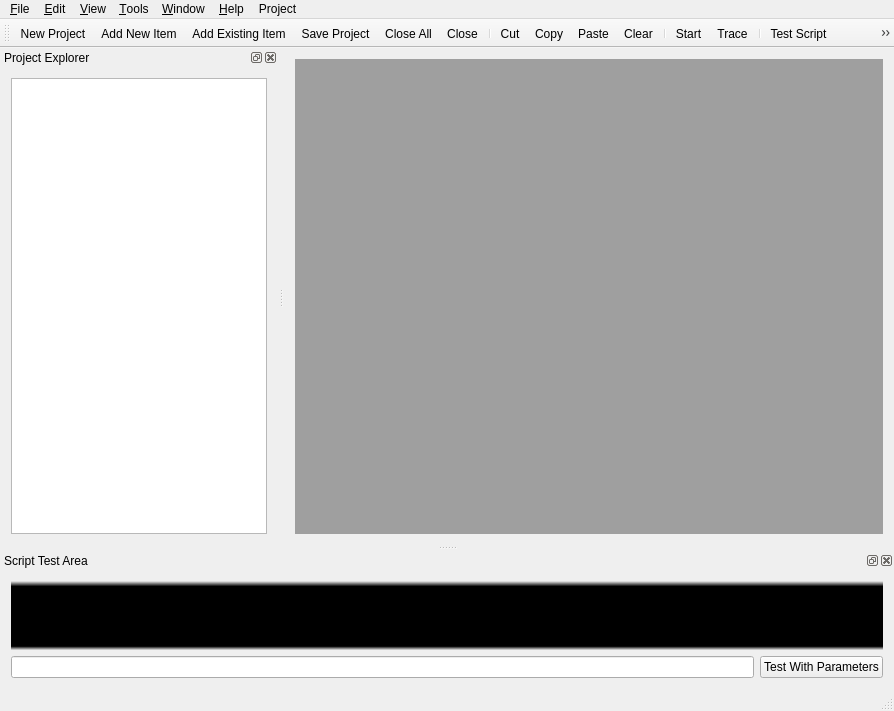
Old version of the form gxbdev/GxMainWindow.ui in the repository osirisgothra/gxbh.
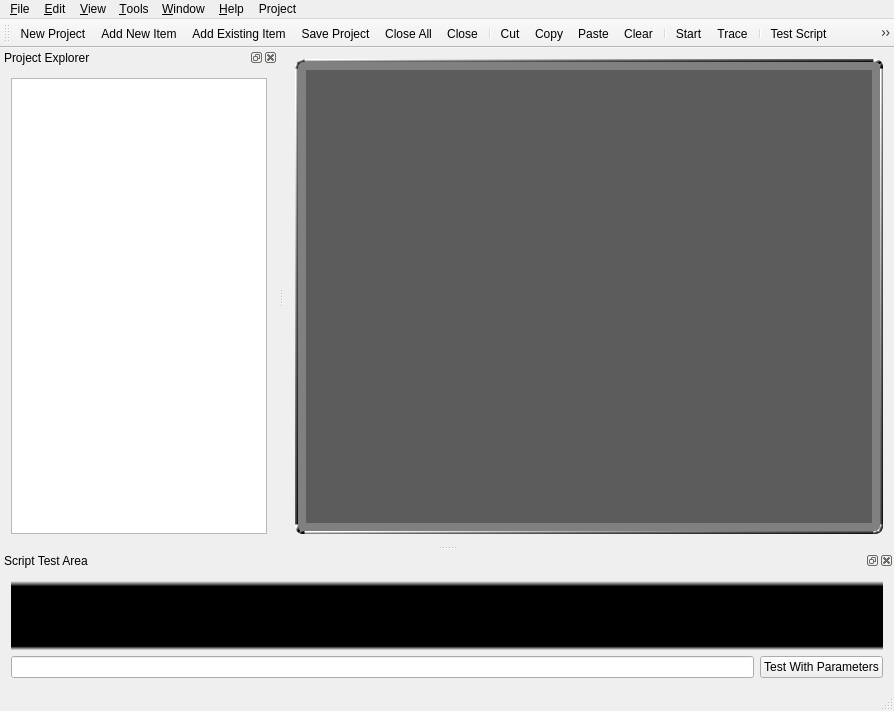
New version of the form. Icons and pictures are not drawn. Custom widgets are drawn as their Qt base class.

```diff
--- a/gxbdev/GxMainWindow.ui
+++ b/gxbdev/GxMainWindow.ui
@@ -16,7 +16,51 @@
   <widget class="QWidget" name="centralWidget">
    <layout class="QHBoxLayout" name="horizontalLayout">
     <item>
-     <widget class="QMdiArea" name="mdiArea"/>
+     <widget class="QWidget" name="widget" native="true">
+      <property name="autoFillBackground">
+       <bool>false</bool>
+      </property>
+      <property name="styleSheet">
+       <string notr="true">border: 3px solid; border-radius: 8px; background-color: gray;
+border-color: qlineargradient(spread:pad, x1:0, y1:0, x2:1, y2:1, stop:0.122905 rgba(255, 255, 255, 255), stop:0.486034 rgba(109, 109, 109, 255), stop:1 rgba(0, 0, 0, 255));</string>
+      </property>
+      <layout class="QHBoxLayout" name="horizontalLayout_5">
+       <item>
+        <widget class="QMdiArea" name="mdiArea">
+         <property name="autoFillBackground">
+          <bool>false</bool>
+         </property>
+         <property name="styleSheet">
+          <string notr="true">border: none;</string>
+         </property>
+         <property name="background">
+          <brush brushstyle="SolidPattern">
+           <color alpha="255">
+            <red>92</red>
+            <green>92</green>
+            <blue>92</blue>
+           </color>
+          </brush>
+         </property>
+         <property name="activationOrder">
+          <enum>QMdiArea::ActivationHistoryOrder</enum>
+         </property>
+         <property name="viewMode">
+          <enum>QMdiArea::TabbedView</enum>
+         </property>
+         <property name="tabsClosable">
+          <bool>true</bool>
+         </property>
+         <property name="tabsMovable">
+          <bool>true</bool>
+         </property>
+         <property name="tabPosition">
+          <enum>QTabWidget::South</enum>
+         </property>
+        </widget>
+       </item>
+      </layout>
+     </widget>
     </item>
    </layout>
   </widget>
```
